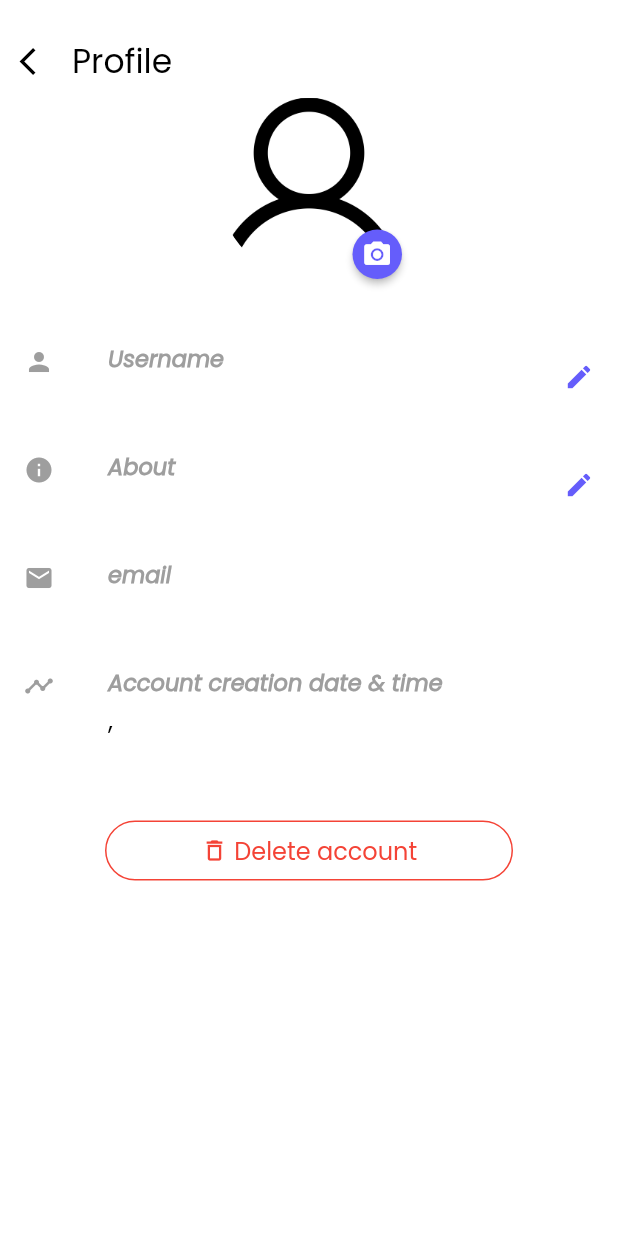
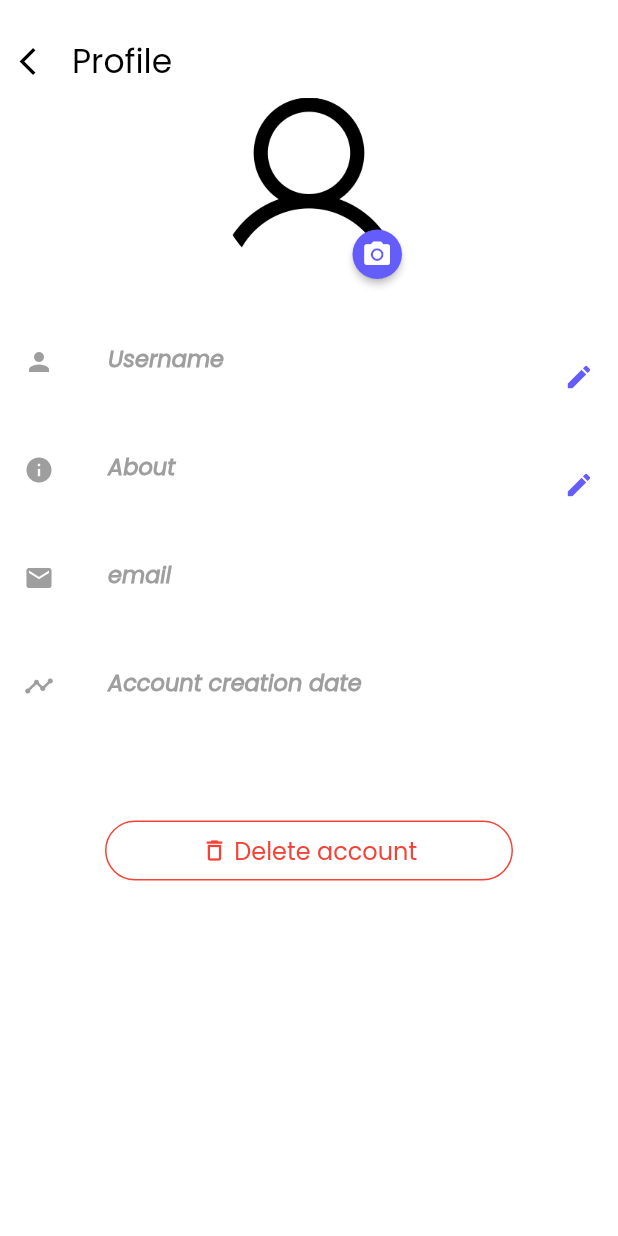
Before and after one commit to Richard-bejide/spark, a Flutter app: the ProfileScreen screen opened directly, on a phone screen of 412 x 824 dp. Run offline on Flutter 3.47's test engine with Material 2 defaults, Android fonts, the phone set to English and light mode, and no system bars; drawn by our look-alikes of badges, loading_overlay; our stand-ins replace bubble, cloud_firestore, dio, emoji_picker_flutter, firebase_auth, firebase_core and 17 more; missing offline and left inert: fl_toast, flutter_overboard, jitsi_meet, pfile_picker, record, status_view and 1 more; accounts and stored records are empty.

Commit message:
bug fixes

```diff
--- a/lib/frontend/main_screens/profile.dart
+++ b/lib/frontend/main_screens/profile.dart
@@ -187,9 +187,9 @@ class _ProfileScreenState extends State<ProfileScreen> {
                   leading: Icons.mail, title: 'email', subtitle: userMail),
               otherInformation(
                   leading: Icons.timeline,
-                  title: 'Account creation date & time',
+                  title: 'Account creation date',
                   subtitle:
-                      '$acctCreationDate, ${acctCreationTime == null.toString() ? '' : acctCreationTime}'),
+                      acctCreationDate),
               const SizedBox(height: 10.0),
               _deleteAccountButton(context),
             ],
```
